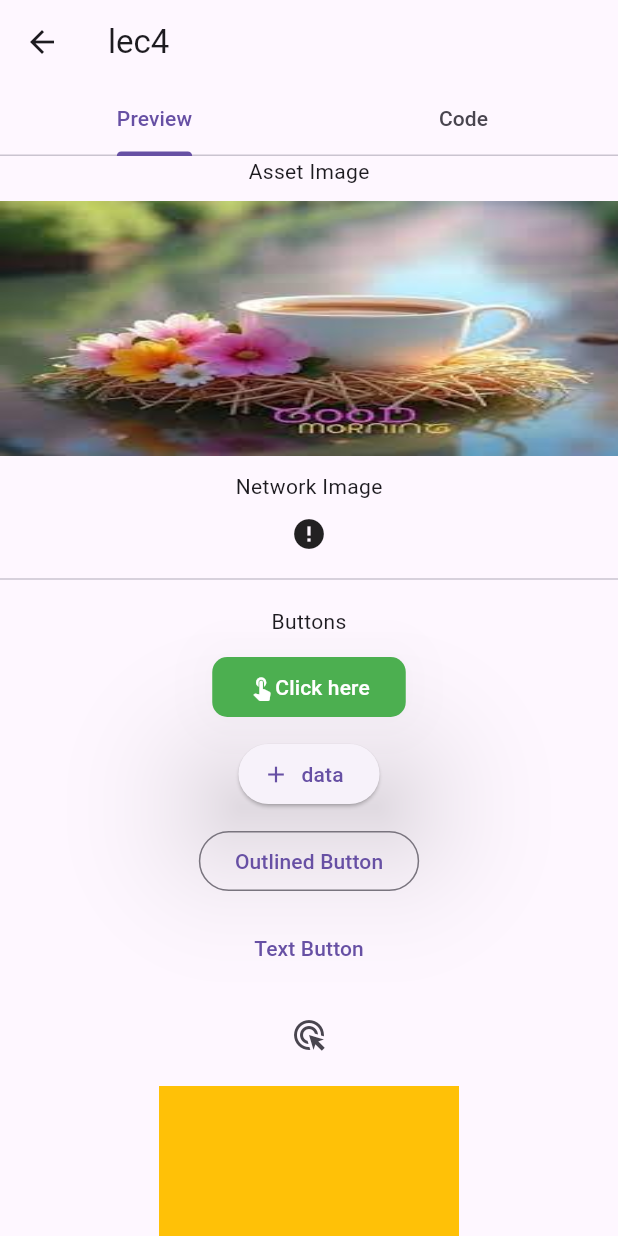
After one commit to AgMarwanAg/componentkit, a Flutter app: the screen it shows after launch, after a tap on "Lec4 (Images and buttons)", on a phone screen of 412 x 824 dp. The commit adds this screen. Run offline on Flutter 3.47's test engine with Material 3 defaults, Android fonts, the phone set to English and light mode, and no system bars; our stand-ins replace flutter_highlight; network calls fail.

Commit message:
feat(lec4): add lecture 4 screen with images and buttons examples
- Add Lec4 route to navigation with descriptive label
- Update home screen button labels to be more descriptive
- Refactor CodeView to reorder constructor parameters
- Configure assets directory in pubspec.yaml
- Simplify text overflow handling in component buttons

```diff
--- a/lib/code_view/code_view.dart
+++ b/lib/code_view/code_view.dart
@@ -4,12 +4,11 @@ import 'package:flutter/services.dart';
 import 'package:flutter_highlight/flutter_highlight.dart';
 
 class CodeView extends StatelessWidget {
-  final Widget child;
   final String path;
 
-  final double? fontSize;
+   final Widget child;
 
-  const CodeView({super.key, required this.child, required this.path, this.fontSize = 14.0});
+  const CodeView({super.key, required this.path, required this.child});
 
   @override
   Widget build(BuildContext context) {
--- a/lib/home_screen.dart
+++ b/lib/home_screen.dart
@@ -1,5 +1,6 @@
 import 'package:componentkit/lec2.dart';
 import 'package:componentkit/lec3.dart';
+import 'package:componentkit/lec4.dart';
 import 'package:flutter/material.dart';
 
 class HomeScreen extends StatelessWidget {
@@ -27,23 +28,23 @@ class HomeScreen extends StatelessWidget {
           children: [
             _ComponentButton(
               icon: Icons.layers_outlined,
-              label: 'Lec2',
+              label: 'Lec2 (basic Widgets)',
               onPressed: () {
                 Navigator.pushNamed(context, Lec2.path);
               },
             ),
             _ComponentButton(
               icon: Icons.view_column_outlined,
-              label: 'Lec3',
+              label: 'Lec3 (Scaffold)',
               onPressed: () {
                 Navigator.pushNamed(context, Lec3.path);
               },
             ),
             _ComponentButton(
               icon: Icons.image,
-              label: 'Lec4',
+              label: 'Lec4 (Images and buttons)',
               onPressed: () {
-
+                Navigator.pushNamed(context, Lec4.path);
               },
             ),
             // _ComponentButton(
@@ -186,13 +187,11 @@ class _ComponentButton extends StatelessWidget {
               mainAxisAlignment: MainAxisAlignment.start,
               children: [
                 Icon(icon, color: Colors.black54, size: 22),
-                // Only show text if the label is not empty.
-                if (label.isNotEmpty) ...[
                 const SizedBox(width: 10.0),
-                  // Use Flexible to prevent text overflow
-                  Flexible(
+                Expanded(
                   child: Text(
                     label,
+                    maxLines: 2,
                     style: const TextStyle(
                       color: Colors.black87,
                       fontSize: 15,
@@ -202,7 +201,6 @@ class _ComponentButton extends StatelessWidget {
                   ),
                 ),
               ],
-              ],
             ),
           ),
         );
--- /dev/null
+++ b/lib/lec4.dart
@@ -0,0 +1,95 @@
+import 'package:flutter/material.dart';
+
+class Lec4 extends StatelessWidget {
+  static const path = '/lec4';
+  const Lec4({super.key});
+
+  @override
+  Widget build(BuildContext context) {
+    return SingleChildScrollView(
+      child: Column(
+        spacing: 10,
+        children: [
+          Text('Asset Image'),
+          Container(
+            color: Colors.blue,
+            width: double.infinity,
+            height: 170,
+            child: Image.asset(
+              'assets/test.jpeg',
+              fit: BoxFit.fill,
+              errorBuilder: (context, error, stackTrace) {
+                return const Center(child: Icon(Icons.error));
+              },
+            ),
+          ),
+          Text('Network Image'),
+          Image.network(
+            "https://images.unsplash.com/photo-1626808642875-0aa545482dfb?q=80&w=687&auto=format&fit=crop&ixlib=rb-4.1.0&ixid=M3wxMjA3fDB8MHxwaG90by1wYWdlfHx8fGVufDB8fHx8fA%3D%3D",
+            width: 200,
+            height: 200,
+            fit: BoxFit.cover,
+            loadingBuilder: (context, child, loadingProgress) {
+              if (loadingProgress == null) {
+                return child;
+              }
+              return Center(child: CircularProgressIndicator());
+            },
+            errorBuilder: (context, error, stackTrace) {
+              return const Center(child: Icon(Icons.error));
+            },
+          ),
+          Divider(),
+          Text('Buttons'),
+          ElevatedButton(
+              style: ElevatedButton.styleFrom(
+                backgroundColor: Colors.green,
+                foregroundColor: Colors.white,
+                elevation: 40,
+                // fixedSize: Size(200, 50),
+                shape: RoundedRectangleBorder(
+                  borderRadius: BorderRadius.circular(10),
+                ),
+              ),
+              onLongPress: () {
+                print('Elevated Button Long Pressed');
+              },
+              onPressed: () {
+                print('Elevated Button Clicked');
+              },
+              child: Row(
+                mainAxisSize: MainAxisSize.min,
+                children: [
+                  Icon(Icons.touch_app),
+                  Text('Click here'),
+                ],
+              )),
+          ElevatedButton.icon(onPressed: () {}, icon: const Icon(Icons.add), label: Text('data')),
+          OutlinedButton(onPressed: () {}, child: Text('Outlined Button')),
+          TextButton(onPressed: () {}, child: Text('Text Button')),
+          IconButton(onPressed: () {}, icon: Icon(Icons.ads_click)),
+          GestureDetector(
+            onTap: () {
+              print('GestureDetector tapped');
+            },
+            child: Container(
+              color: Colors.amber,
+              width: 200,
+              height: 200,
+            ),
+          ),
+          InkWell(
+            onTap: () {
+              print('InkWell tapped');
+            },
+            child: Container(
+              color: Colors.teal,
+              width: 200,
+              height: 200,
+            ),
+          )
+        ],
+      ),
+    );
+  }
+}
--- a/lib/main.dart
+++ b/lib/main.dart
@@ -2,8 +2,8 @@ import 'package:componentkit/code_view/code_view.dart';
 import 'package:componentkit/home_screen.dart';
 import 'package:componentkit/lec2.dart';
 import 'package:componentkit/lec3.dart';
-import 'package:componentkit/test.dart';
-import 'package:flutter/material.dart';
+import 'package:componentkit/lec4.dart';
+ import 'package:flutter/material.dart';
 
 void main() {
   runApp(
@@ -11,8 +11,9 @@ void main() {
       debugShowCheckedModeBanner: false,
       routes: {
         '/': (context) => HomeScreen(),
-        Lec2.path: (context) => CodeView(child: Lec2(), path: Lec2.path),
-        Lec3.path: (context) => CodeView(child: Lec3(), path: Lec3.path),
+        Lec2.path: (context) => CodeView(path: Lec2.path, child: Lec2()),
+        Lec3.path: (context) => CodeView(path: Lec3.path, child: Lec3()),
+        Lec4.path: (context) => CodeView(path: Lec4.path, child: Lec4()),
         // Test.routeName: (context) => Test(),
       },
     ),
--- a/pubspec.yaml
+++ b/pubspec.yaml
@@ -21,3 +21,4 @@ flutter:
 
   assets:
     - lib/
+    - assets/
```
Also changed, not shown: assets/test.jpeg (added). Lines whose indentation alone changed are shown as unchanged.
